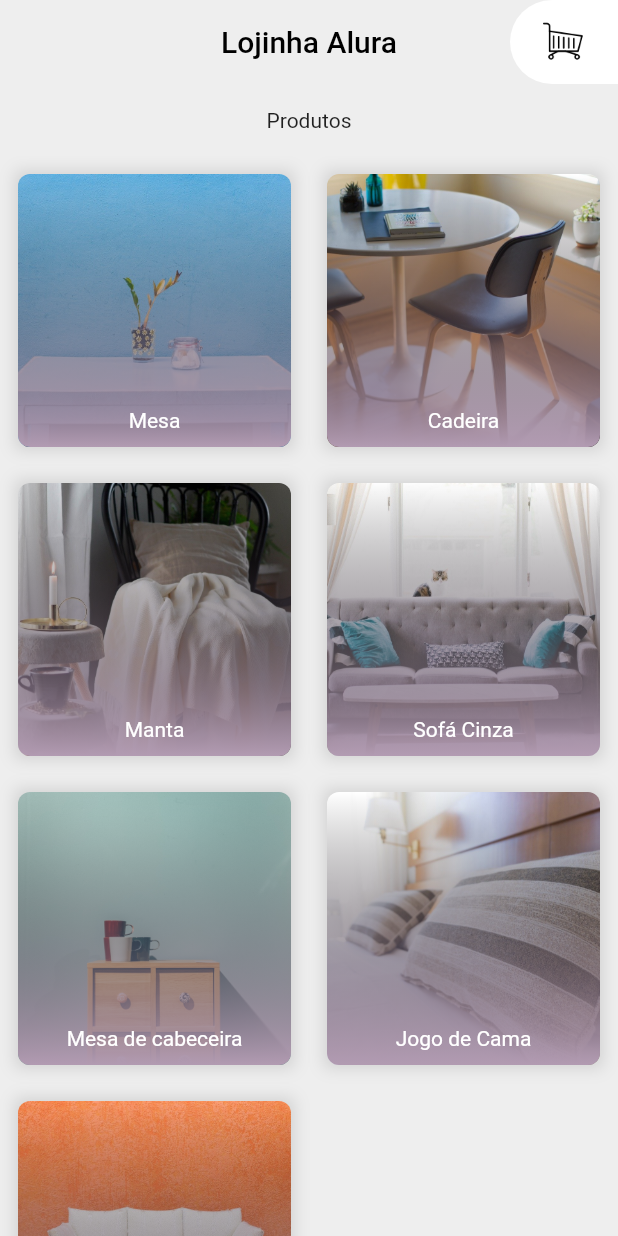
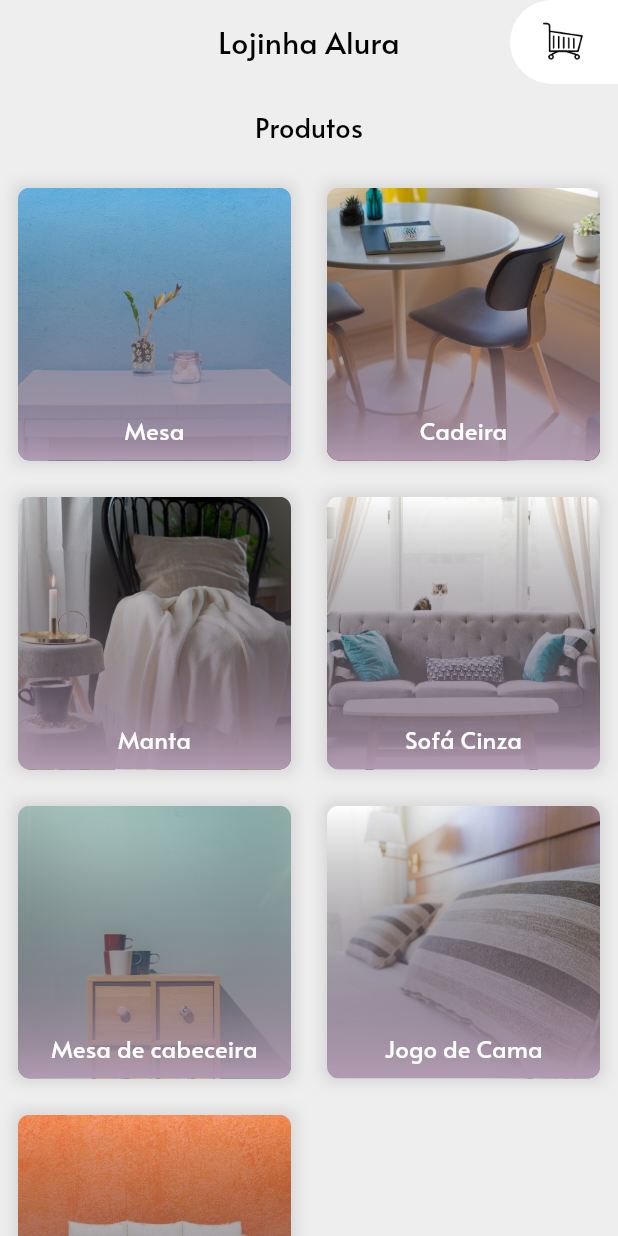
Before and after one commit to anacarolinahernandes/aluramoveis-flutter, a Flutter app: the screen it shows after launch, on a phone screen of 412 x 824 dp. Run offline on Flutter 3.47's test engine with Material 2 defaults, Android fonts, the phone set to English and light mode, and no system bars.

```diff
--- a/lib/main.dart
+++ b/lib/main.dart
@@ -1,6 +1,6 @@
 import 'package:flutter/material.dart';
+import 'package:aluramoveis/color_swatch.dart';
 import 'package:aluramoveis/pages/cart.dart';
-import 'package:aluramoveis/pages/details.dart';
 import 'package:aluramoveis/widgets/custom_appbar.dart';
 import 'package:aluramoveis/widgets/grid_products.dart';
 
@@ -18,8 +18,24 @@ class MyApp extends StatelessWidget {
       },
       title: 'Flutter Demo',
       debugShowCheckedModeBanner: false,
-      theme: new ThemeData(
-        primarySwatch: Colors.red,
+      theme: ThemeData(
+        fontFamily: 'Alata',
+        primarySwatch: NewColorSwatch().lilac,
+        textTheme: TextTheme(
+          headline1: TextStyle(
+            fontSize: 20,
+            fontWeight: FontWeight.bold,
+            color: Colors.black,
+          ),
+          headline2: TextStyle(
+            fontSize: 18,
+            color: Colors.black,
+          ),
+          headline3: TextStyle(
+            fontSize: 16,
+            color: Colors.white,
+          ),
+        ),
         visualDensity: VisualDensity.adaptivePlatformDensity,
       ),
       home: Home(),
@@ -34,7 +50,7 @@ class Home extends StatelessWidget {
       "price": 300,
       "image": "movel1.jpeg",
       "description":
-          "Lorem ipsum dolor sit amet, consectetur adipiscing elit. Aenean aliquam libero id mauris mollis convallis. Orci varius natoque penatibus et magnis dis parturient montes, nascetur ridiculus mus."
+          "Lorem ipsum dolor sit amet, consectetur adipiscing elit. Aenean aliquam libero id mauris mollis convallis. Orci varius natoque penatibus et magnis dis parturient montes, nascetur ridiculus mus. Lorem ipsum dolor sit amet, consectetur adipiscing elit. Aenean aliquam libero id mauris mollis convallis. Orci varius natoque penatibus et magnis dis parturient montes, nascetur ridiculus mus."
     },
     {
       "title": "Cadeira",
@@ -88,7 +104,10 @@ class Home extends StatelessWidget {
         children: <Widget>[
           Padding(
             padding: const EdgeInsets.all(16),
-            child: Text('Produtos'),
+            child: Text(
+              'Produtos',
+              style: Theme.of(context).textTheme.headline2,
+            ),
           ),
           Flexible(
             child: GridProducts(
--- a/lib/widgets/element_grid_products.dart
+++ b/lib/widgets/element_grid_products.dart
@@ -1,3 +1,4 @@
+import 'package:aluramoveis/pages/details.dart';
 import 'package:flutter/material.dart';
 import 'package:aluramoveis/models/furniture.dart';
 import 'package:aluramoveis/widgets/element_product.dart';
@@ -9,7 +10,17 @@ class ElementGridProducts extends StatelessWidget {
 
   @override
   Widget build(BuildContext context) {
-    return Container(
+    return InkWell(
+      onTap: () {
+        Navigator.push(
+          context,
+          MaterialPageRoute(
+              builder: (context) => Details(
+                    furniture: furniture,
+                  )),
+        );
+      },
+      child: Container(
         decoration: BoxDecoration(
           boxShadow: [
             BoxShadow(
@@ -27,6 +38,7 @@ class ElementGridProducts extends StatelessWidget {
             title: furniture.title,
           ),
         ),
+      ),
     );
   }
 }
--- a/lib/widgets/element_product.dart
+++ b/lib/widgets/element_product.dart
@@ -49,7 +49,7 @@ class Gradient extends StatelessWidget {
           end: Alignment.bottomCenter,
           colors: [
             Colors.transparent,
-            Color.fromRGBO(178, 155, 178, 1),
+            Theme.of(context).primaryColor,
           ],
         ),
       ),
@@ -68,9 +68,7 @@ class Title extends StatelessWidget {
       bottom: 10,
       child: Text(
         title,
-        style: TextStyle(
-          color: Colors.white,
-        ),
+        style: Theme.of(context).textTheme.headline3,
       ),
     );
   }
```
Also changed, not shown: lib/pages/details.dart (+26 -8 lines), lib/widgets/card_details.dart (added, +58 -0 lines). Lines whose indentation alone changed are shown as unchanged.
